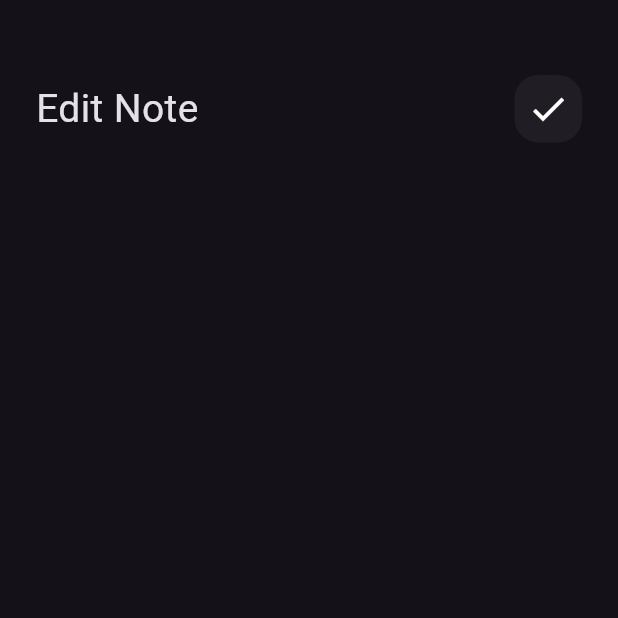
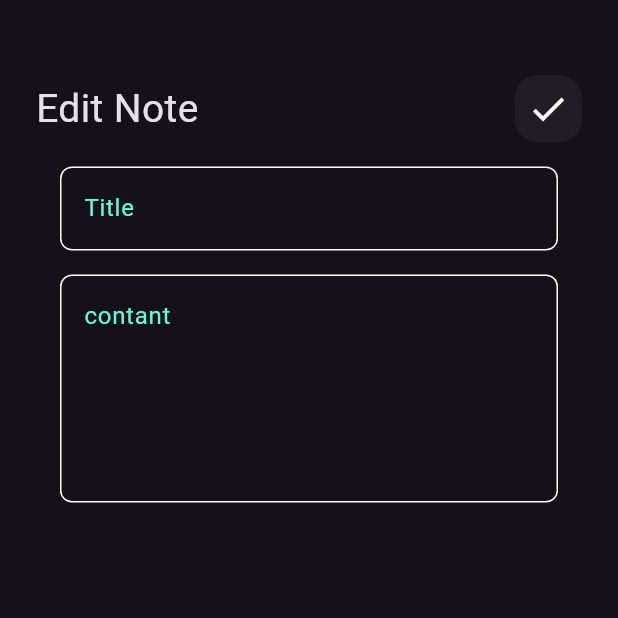
Before and after one commit to naserallahataya/notes_app, a Flutter app: the EditNoteView screen opened directly, on a phone screen of 412 x 824 dp, the top half of it. Run offline on Flutter 3.47's test engine with Material 3 defaults, Android fonts, the phone set to English and light mode, and no system bars.

```diff
--- a/lib/views/widgets/edite_view_body.dart
+++ b/lib/views/widgets/edite_view_body.dart
@@ -1,13 +1,14 @@
 import 'package:flutter/material.dart';
 import 'package:note_app/views/widgets/custom_app_bar.dart';
+import 'package:note_app/views/widgets/custom_tet_filed.dart';
 
 class EditNoteViewBody extends StatelessWidget {
   const EditNoteViewBody({super.key});
 
   @override
   Widget build(BuildContext context) {
-    return  const Padding(
-      padding:     EdgeInsets.symmetric(horizontal: 24),
+    return const Padding(
+      padding: EdgeInsets.symmetric(horizontal: 24),
       child: Column(
         children: [
           SizedBox(
@@ -16,7 +17,12 @@ class EditNoteViewBody extends StatelessWidget {
           CustomAppBar(
             title: 'Edit Note',
             icon: Icons.check,
-          )
+          ),
+          CustomTetFiled(hint: 'Title'),
+          CustomTetFiled(
+            hint: 'contant ',
+            maxLines: 5,
+          ),
         ],
       ),
     );
```
Also changed, not shown: lib/model/note_model.dart (added, +14 -0 lines).
